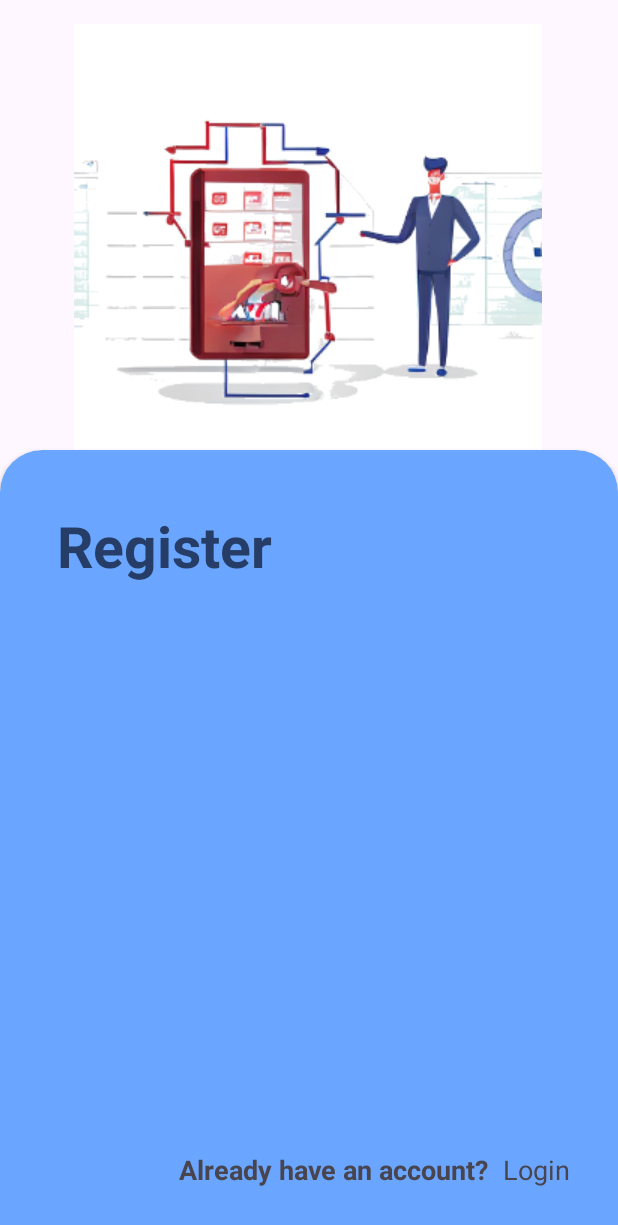
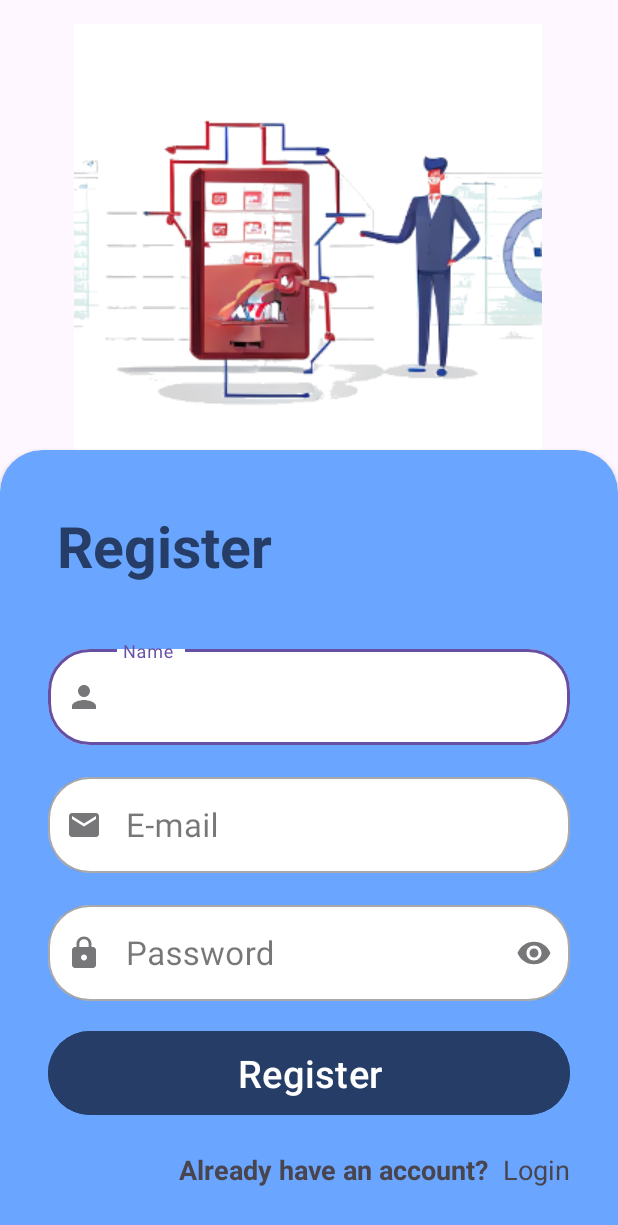
Before and after one commit to farelyudapratama/AturDana, an Android app: the RegisterActivity screen opened directly, with no data from a screen before it, on a phone screen of 412 x 824 dp. Shown: the top 1225 px of the screen. Run offline under Robolectric (Android 15) with nearby library versions, the phone set to English and light mode, and no system bars; our stand-ins replace Firebase (no records; nobody signed in at launch, a user with empty details on screens opened directly).

Commit message:
testing login register logout ke firebase

```diff
--- a/app/build.gradle.kts
+++ b/app/build.gradle.kts
@@ -46,7 +46,8 @@ dependencies {
     implementation(libs.material)
     implementation(libs.androidx.activity)
     implementation(libs.androidx.constraintlayout)
-    implementation(libs.firebase.auth)
+    implementation(platform(libs.firebase.bom)) // Import the BoM for the Firebase platform
+    implementation(libs.firebase.auth) // Import the Firebase Authentication library
     testImplementation(libs.junit)
     androidTestImplementation(libs.androidx.junit)
     androidTestImplementation(libs.androidx.espresso.core)
--- a/app/src/main/java/com/yuch/aturdana/view/register/RegisterActivity.kt
+++ b/app/src/main/java/com/yuch/aturdana/view/register/RegisterActivity.kt
@@ -1,21 +1,51 @@
 package com.yuch.aturdana.view.register
 
+import android.content.ContentValues.TAG
+import android.content.Intent
 import android.os.Bundle
-import androidx.activity.enableEdgeToEdge
+import android.util.Log
+import android.widget.Toast
 import androidx.appcompat.app.AppCompatActivity
-import androidx.core.view.ViewCompat
-import androidx.core.view.WindowInsetsCompat
-import com.yuch.aturdana.R
+import com.google.firebase.auth.FirebaseAuth
+import com.yuch.aturdana.databinding.ActivityRegisterBinding
+import com.yuch.aturdana.view.login.LoginActivity
 
 class RegisterActivity : AppCompatActivity() {
+    private lateinit var binding: ActivityRegisterBinding
+    private lateinit var auth: FirebaseAuth
     override fun onCreate(savedInstanceState: Bundle?) {
         super.onCreate(savedInstanceState)
-        enableEdgeToEdge()
-        setContentView(R.layout.activity_register)
-        ViewCompat.setOnApplyWindowInsetsListener(findViewById(R.id.main)) { v, insets ->
-            val systemBars = insets.getInsets(WindowInsetsCompat.Type.systemBars())
-            v.setPadding(systemBars.left, systemBars.top, systemBars.right, systemBars.bottom)
-            insets
+        binding = ActivityRegisterBinding.inflate(layoutInflater)
+        setContentView(binding.root)
+
+        auth = FirebaseAuth.getInstance()
+
+        setupAction()
+    }
+
+    private fun setupAction() {
+        binding.registerButton.setOnClickListener {
+            val email = binding.edRegisterEmail.text?.toString()?:""
+            val password = binding.edRegisterPassword.text?.toString()?:""
+
+            auth.createUserWithEmailAndPassword(email, password)
+                .addOnCompleteListener(this) { task ->
+                    if (task.isSuccessful) {
+                        Log.d(TAG, "createUserWithEmail:success")
+//                        val user = auth.currentUser
+                        startActivity(Intent(this, LoginActivity::class.java))
+                    } else {
+                        Log.w(TAG, "createUserWithEmail:failure", task.exception)
+                        Toast.makeText(
+                            baseContext,
+                            "Authentication failed.",
+                            Toast.LENGTH_SHORT,
+                        ).show()
+                    }
+                }
+        }
+        binding.btnLogin.setOnClickListener {
+            startActivity(Intent(this, LoginActivity::class.java))
         }
     }
 }
--- a/app/src/main/res/layout/activity_main.xml
+++ b/app/src/main/res/layout/activity_main.xml
@@ -7,10 +7,11 @@
     android:layout_height="match_parent"
     tools:context=".view.main.MainActivity">
 
-    <TextView
+    <Button
+        android:id="@+id/btnLogout"
         android:layout_width="wrap_content"
         android:layout_height="wrap_content"
-        android:text="Hello World!"
+        android:text="LOGOUT"
         app:layout_constraintBottom_toBottomOf="parent"
         app:layout_constraintEnd_toEndOf="parent"
         app:layout_constraintStart_toStartOf="parent"
--- a/app/src/main/res/layout/activity_register.xml
+++ b/app/src/main/res/layout/activity_register.xml
@@ -37,7 +37,6 @@
                 android:layout_height="wrap_content"
                 android:layout_marginStart="32dp"
                 android:layout_marginEnd="32dp"
-                android:alpha="0"
                 app:boxBackgroundColor="@color/white"
                 app:boxCornerRadiusBottomEnd="28dp"
                 app:boxCornerRadiusBottomStart="28dp"
@@ -46,18 +45,17 @@
                 app:layout_constraintEnd_toEndOf="parent"
                 app:layout_constraintStart_toStartOf="parent"
                 app:layout_constraintTop_toBottomOf="@+id/titleRegister"
-                app:startIconDrawable="@drawable/baseline_person_24"
-                tools:alpha="100">
+                app:startIconDrawable="@drawable/baseline_person_24">
 
                 <EditText
                     android:id="@+id/ed_register_name"
                     android:layout_width="match_parent"
                     android:layout_height="wrap_content"
                     android:ems="10"
+                    android:hint="Name "
                     android:paddingStart="50dp"
-                    android:hint="Name "
+                    android:textColor="@color/navy_blue"
                     android:textSize="22sp"
-                    android:textColor="@color/navy_blue"
                     tools:ignore="RtlSymmetry,SpeakableTextPresentCheck" />
             </com.google.android.material.textfield.TextInputLayout>
 
@@ -70,7 +68,6 @@
                 android:layout_marginStart="32dp"
                 android:layout_marginTop="16dp"
                 android:layout_marginEnd="32dp"
-                android:alpha="0"
                 app:boxBackgroundColor="@color/white"
                 app:boxCornerRadiusBottomEnd="28dp"
                 app:boxCornerRadiusBottomStart="28dp"
@@ -79,8 +76,7 @@
                 app:layout_constraintEnd_toEndOf="parent"
                 app:layout_constraintStart_toStartOf="parent"
                 app:layout_constraintTop_toBottomOf="@+id/nameEditTextLayout"
-                app:startIconDrawable="@drawable/baseline_email_24"
-                tools:alpha="100">
+                app:startIconDrawable="@drawable/baseline_email_24">
 
                 <EditText
                     android:id="@+id/ed_register_email"
@@ -103,7 +99,6 @@
                 android:layout_marginStart="32dp"
                 android:layout_marginTop="16dp"
                 android:layout_marginEnd="32dp"
-                android:alpha="0"
                 app:boxBackgroundColor="@color/white"
                 app:boxCornerRadiusBottomEnd="28dp"
                 app:boxCornerRadiusBottomStart="28dp"
@@ -113,8 +108,7 @@
                 app:layout_constraintEnd_toEndOf="parent"
                 app:layout_constraintStart_toStartOf="parent"
                 app:layout_constraintTop_toBottomOf="@+id/emailEditTextLayout"
-                app:startIconDrawable="@drawable/baseline_lock_24"
-                tools:alpha="100">
+                app:startIconDrawable="@drawable/baseline_lock_24">
 
                 <EditText
                     android:id="@+id/ed_register_password"
@@ -139,12 +133,10 @@
                 android:backgroundTint="@color/navy_blue"
                 android:textColor="@color/white"
                 android:textSize="25sp"
-                android:text="Login"
-                android:alpha="0"
+                android:text="Register"
                 app:layout_constraintEnd_toEndOf="parent"
                 app:layout_constraintStart_toStartOf="parent"
-                app:layout_constraintTop_toBottomOf="@+id/passwordEditTextLayout"
-                tools:alpha="100"/>
+                app:layout_constraintTop_toBottomOf="@+id/passwordEditTextLayout" />
 
             <LinearLayout
                 android:layout_width="wrap_content"
@@ -163,6 +155,7 @@
                     android:textStyle="bold" />
 
                 <TextView
+                    android:id="@+id/btnLogin"
                     android:layout_width="wrap_content"
                     android:layout_height="wrap_content"
                     android:textSize="18sp"
--- a/gradle/libs.versions.toml
+++ b/gradle/libs.versions.toml
@@ -1,5 +1,6 @@
 [versions]
 agp = "8.4.1"
+firebaseBom = "33.0.0"
 kotlin = "1.9.0"
 coreKtx = "1.13.1"
 junit = "4.13.2"
@@ -14,6 +15,7 @@ firebaseAuth = "23.0.0"
 
 [libraries]
 androidx-core-ktx = { group = "androidx.core", name = "core-ktx", version.ref = "coreKtx" }
+firebase-bom = { module = "com.google.firebase:firebase-bom", version.ref = "firebaseBom" }
 junit = { group = "junit", name = "junit", version.ref = "junit" }
 androidx-junit = { group = "androidx.test.ext", name = "junit", version.ref = "junitVersion" }
 androidx-espresso-core = { group = "androidx.test.espresso", name = "espresso-core", version.ref = "espressoCore" }
```
Also changed, not shown: app/src/main/AndroidManifest.xml (+6 -2 lines), app/src/main/java/com/yuch/aturdana/view/login/LoginActivity.kt (+36 -3 lines), app/src/main/java/com/yuch/aturdana/view/main/MainActivity.kt (+17 -10 lines), app/src/main/java/com/yuch/aturdana/view/splash/SplashActivity.kt (added, +37 -0 lines), app/src/main/res/layout/activity_login.xml (+4 -9 lines), app/src/main/res/layout/activity_splash.xml (added, +43 -0 lines), app/src/main/res/xml/activity_splash_scene.xml (added, +57 -0 lines).
